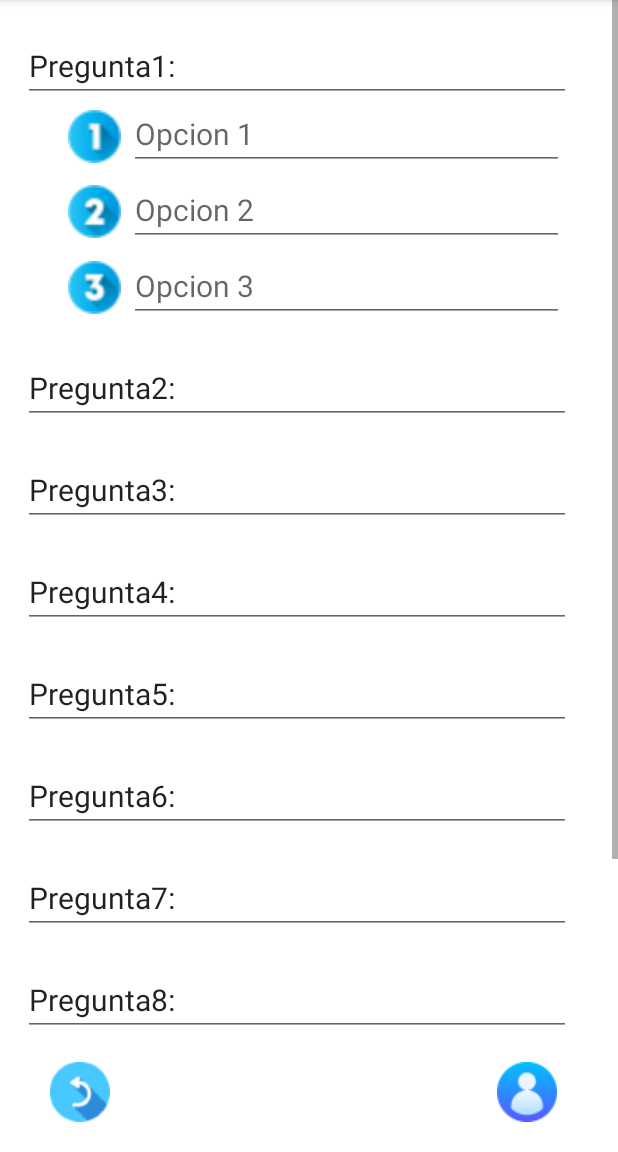
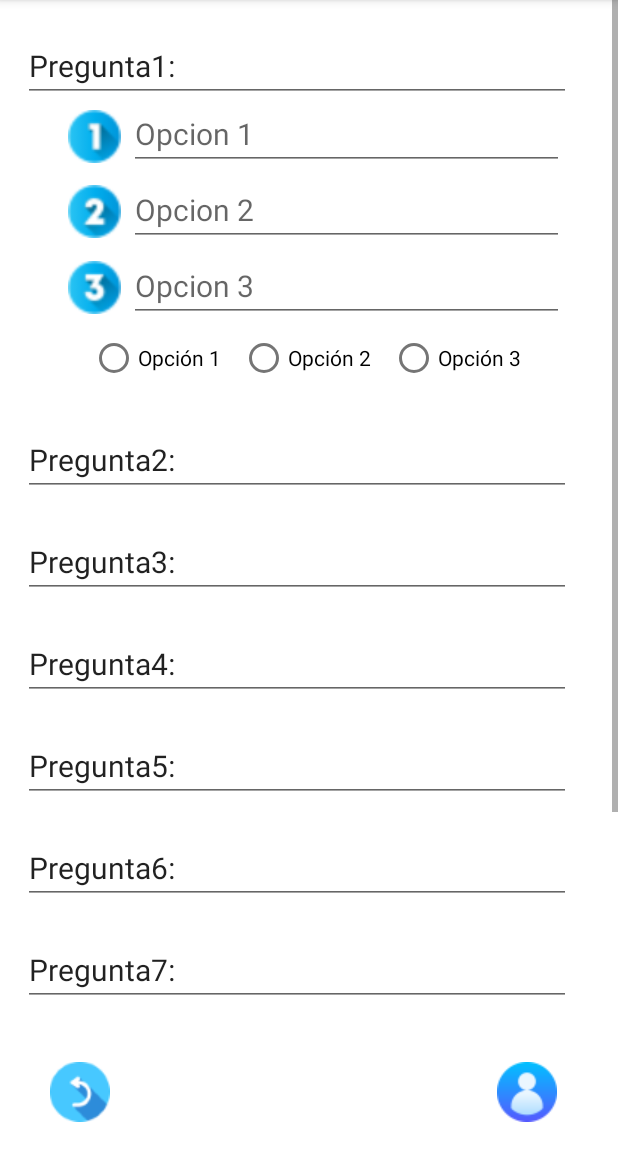
Before and after one commit to sergiorg03/TFG_GestionCursos, an Android app: the EditorCursos screen opened directly, with no data from a screen before it, on a phone screen of 412 x 824 dp, the part 84-1236 px from its top. Run offline under Robolectric (Android 15) with nearby library versions, the phone set to English and light mode, and no system bars; our stand-ins replace Volley; network calls fail; 3 statements that could not run were skipped.

Commit message:
Added the options for the test

```diff
--- a/app/GestorDeCursos/app/src/main/res/layout/activity_editor_cursos.xml
+++ b/app/GestorDeCursos/app/src/main/res/layout/activity_editor_cursos.xml
@@ -117,7 +117,31 @@
                 android:layout_width="match_parent"
                 android:layout_height="match_parent"
                 android:orientation="horizontal">
+                <RadioGroup
+                    android:id="@+id/grupo1"
+                    android:layout_width="match_parent"
+                    android:layout_height="match_parent"
+                    android:orientation="horizontal">
 
+                    <RadioButton
+                        android:id="@+id/op1_p1"
+                        android:layout_width="90dp"
+                        android:layout_height="wrap_content"
+                        android:text="Opción 1"
+                        android:layout_marginStart="60dp"/>
+                    <RadioButton
+                        android:id="@+id/op2_p1"
+                        android:layout_width="90dp"
+                        android:layout_height="wrap_content"
+                        android:text="Opción 2"
+                        android:layout_marginStart="10dp"/>
+                    <RadioButton
+                        android:id="@+id/op3_p1"
+                        android:layout_width="90dp"
+                        android:layout_height="wrap_content"
+                        android:text="Opción 3"
+                        android:layout_marginStart="10dp"/>
+                </RadioGroup>
             </LinearLayout>
 
             <!-- Pregunta 2 -->
```
